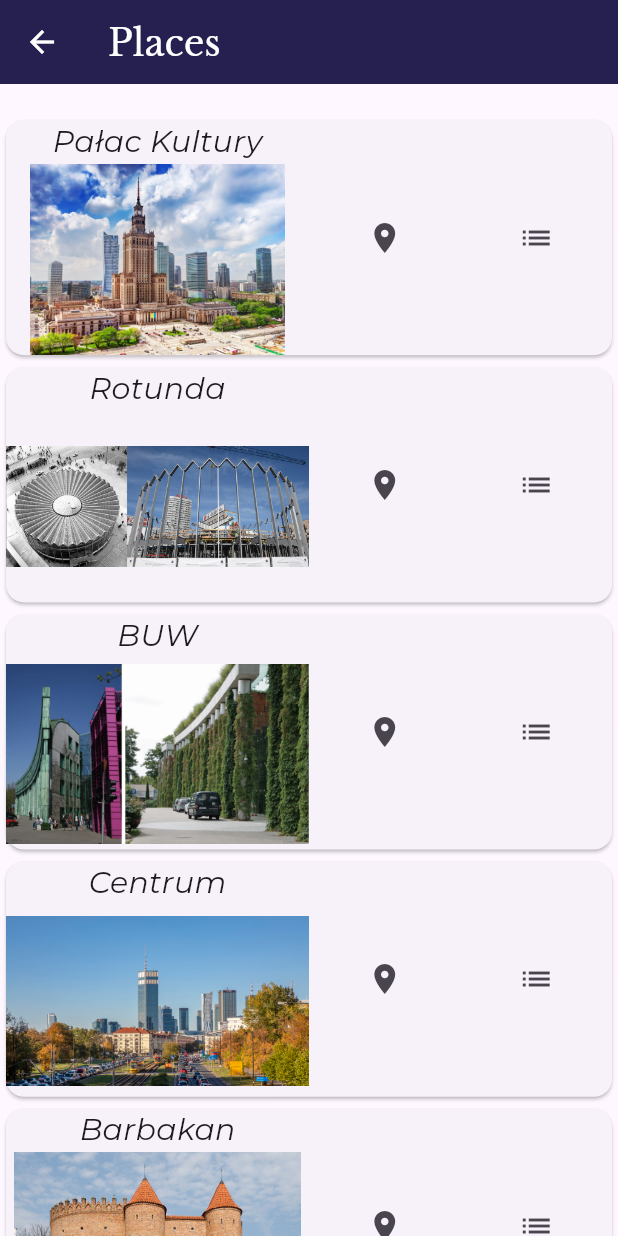
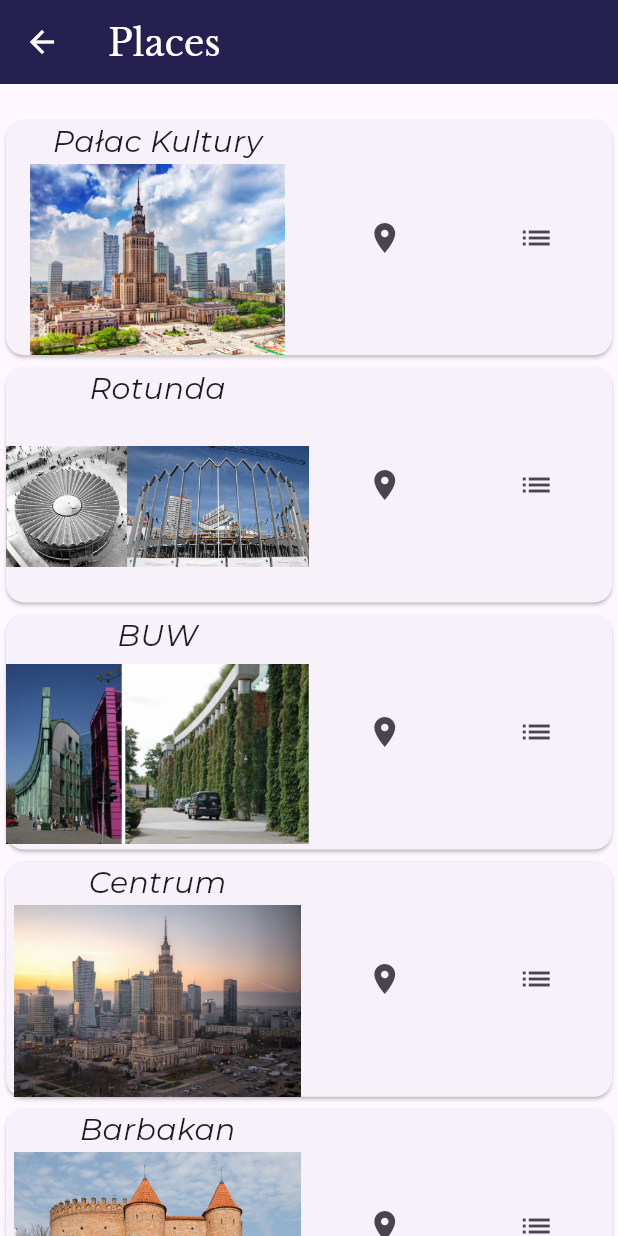
Before and after one commit to SmartCityPW/projekt-it, a Flutter app: the PlacesPage screen opened directly, on a phone screen of 412 x 824 dp. Run offline on Flutter 3.47's test engine with Material 3 defaults, Android fonts, the phone set to English and light mode, and no system bars; our stand-ins replace camera, carousel_slider, flutter_svg, geolocator; missing offline and left inert: map_launcher; project files that could hold a hidden picture were left out.

Commit message:
Uploaded more images

```diff
--- a/lib/placeData.dart
+++ b/lib/placeData.dart
@@ -23,9 +23,17 @@
 List<PlaceData> placesData = [
   PlaceData(
       "Pałac Kultury",
-      ["lib/assets/palac_kultury.jpeg", "lib/assets/palac_kultury_stare.jpg"],
+      [
+        "lib/assets/palac_kultury.jpeg",
+        "lib/assets/palac_kultury_stare.jpg",
+        "lib/assets/palac_kultury_stare2.jpg"
+      ],
       "The Palace of Culture and Science, located in Warsaw, Poland, is an iconic symbol of the city's skyline. Standing at over 230 meters tall, it is the tallest building in Poland and one of the tallest in Europe. Built in the 1950s, it was a gift from the Soviet Union to the Polish people. The architecture reflects a mix of Socialist Realism and Polish historicism, with intricate detailing on its façade. Today, the Palace serves as a cultural hub, housing theaters, museums, cinemas, and other cultural institutions. Visitors can enjoy panoramic views of Warsaw from its observation deck. Despite its controversial history, the Palace remains a significant landmark, both architecturally and culturally, representing the resilience and heritage of Warsaw. Its imposing presence continues to evoke both awe and debate among locals and tourists alike.",
-      ["cool", "brudny", "wysoki", "komunistyczny"],
+      [
+        "Gifted by Stalin to Poland as a symbol of friendship!",
+        "Tallest building in Poland, once the tallest in Europe!",
+        "Offers a diverse range of facilities, from theaters to swimming pools!"
+      ],
       "1952 r.",
       "Plac Defilad",
       "1",
@@ -33,9 +41,17 @@
       20),
   PlaceData(
       "Rotunda",
-      ["lib/assets/rotunda.jpg", "lib/assets/rotunda_stare.jpg"],
+      [
+        "lib/assets/rotunda.jpg",
+        "lib/assets/rotunda_stare.jpg",
+        "lib/assets/rotunda_stare2.jpg"
+      ],
       "The Rotunda of Warsaw, also known as the Rotunda of the Mostowski Palace, is a historic building located in the heart of Warsaw, Poland. Originally constructed in the late 18th century, it served various purposes over the years, including as a residence for noble families and as a bank. However, it gained particular significance during the communist era when it became infamous as a site for secret police activities and political repression. The building's cylindrical shape and distinctive architecture make it stand out among the surrounding structures. Despite its troubled past, the Rotunda has been preserved as a reminder of Poland's complex history and is now used for cultural events, exhibitions, and as a venue for public discussions. It serves as a symbol of resilience and the ongoing quest for freedom and democracy in Warsaw.",
-      ["cool", "okrągła", "bank"],
+      [
+        "Once a covert hub for secret police activities!",
+        "Its unique circular shape sets it apart in Warsaw's skyline!",
+        "Originally a bustling bank, now transformed into a cultural hotspot!"
+      ],
       "2000 r.",
       "Marszałkowska",
       "159",
@@ -45,9 +61,15 @@
       "BUW",
       [
         "lib/assets/buw.png",
+        "lib/assets/buw_stare.png",
+        "lib/assets/buw_stare2.png"
       ],
       "The University of Warsaw Library (BUW), situated in Warsaw, Poland, is a striking modern architectural marvel. Designed by architects Marek Budzyński and Zbigniew Badowski, it was completed in 1999 and stands as one of the most recognizable landmarks in the city. The building's unique design features a glass façade adorned with irregularly shaped aluminum panels, creating a visually stunning effect. Inside, the library houses a vast collection of books, journals, and multimedia resources, serving as a vital academic and cultural hub for students, researchers, and the general public alike. With its spacious reading rooms, state-of-the-art facilities, and panoramic views of the city, BUW provides an inspiring environment for learning and exploration. Additionally, its rooftop garden offers a serene oasis amidst the urban landscape, making it a popular spot for relaxation and contemplation. As a beacon of knowledge and innovation, the University of Warsaw Library embodies the spirit of intellectual pursuit and academic excellence in the heart of Poland's capital.",
-      ["duzy", "zielony", "książki", "BUW jest duzy i zielony <3"],
+      [
+        "Houses a vast collection of knowledge and resources!",
+        "Its modern design with a glass facade is a standout in Warsaw!",
+        "Features a serene rooftop garden, perfect for relaxation and inspiration!"
+      ],
       "1993 r.",
       "Dolna",
       "5",
@@ -55,9 +77,18 @@
       21.4),
   PlaceData(
       "Centrum",
-      ["lib/assets/centrum.jpg"],
+      [
+        "lib/assets/centrum.jpg",
+        "lib/assets/centrum2.jpeg",
+        "lib/assets/centrum_stare.jpg",
+        "lib/assets/centrum_stare2.jpg"
+      ],
       "The center of Warsaw, often referred to as 'Centrum', is the bustling heart of Poland's capital city. This vibrant district is characterized by its mix of modern skyscrapers, historic landmarks, cultural institutions, and lively streets. At its core lies the iconic Palace of Culture and Science, a towering symbol of Warsaw's skyline. Surrounding the Palace, visitors can explore the bustling streets filled with shops, restaurants, and cafes, offering a taste of both traditional Polish cuisine and international flavors. The area is also home to numerous cultural attractions, including museums, galleries, and theaters, where visitors can delve into Warsaw's rich history and vibrant arts scene. Centrum is not only a hub of commerce and culture but also a dynamic urban space where locals and tourists come together to experience the energy and diversity of Poland's capital city. Whether wandering through historic squares, admiring modern architecture, or enjoying a leisurely stroll along the Vistula River, Centrum Warsaw offers something for everyone to discover and enjoy.",
-      ["długa ulica na zdjeciu", "to widok na centrum a nie centrum"],
+      [
+        "Home to the iconic Palace of Culture and Science!",
+        "A vibrant mix of modern skyscrapers and historic landmarks!",
+        "Buzzing with cultural institutions, restaurants, and shops!"
+      ],
       "1700 r.",
       "Jana Pawła",
       "20",
@@ -65,9 +96,13 @@
       20.7),
   PlaceData(
       "Barbakan",
-      ["lib/assets/barbakan.jpg"],
+      ["lib/assets/barbakan.jpg", "lib/assets/barbakan_stare.jpg"],
       "The Barbican of Warsaw, known as 'Barbakan' in Polish, stands as a testament to the city's medieval fortifications. Built in the 16th century as part of the defensive walls surrounding Warsaw's Old Town, it served as a key defensive structure protecting the city from invaders. Constructed in a distinctive circular shape with thick walls and defensive towers, the Barbican exemplifies Renaissance military architecture. Over the centuries, as warfare evolved, its military significance waned, and it was eventually incorporated into the city's urban fabric. Despite suffering damage during wars and conflicts, extensive restoration efforts in the 20th century have preserved its historic charm. Today, the Barbican serves as a popular tourist attraction and a symbol of Warsaw's resilience and heritage. Visitors can explore its interior, which houses exhibitions on medieval warfare and the history of Warsaw's fortifications. Surrounding the Barbican, the picturesque Old Town Square invites visitors to stroll along cobblestone streets lined with colorful buildings, cafes, and shops, offering a glimpse into Warsaw's storied past and vibrant present.",
-      ["mury", "obok starówki"],
+      [
+        "Part of Warsaw's medieval fortifications!",
+        "Built in the 16th century in the distinctive Renaissance style!",
+        "Now serves as a historical landmark and venue for exhibitions!"
+      ],
       "XV - XVI w.",
       "Świętojańska",
       "3",
@@ -77,7 +112,11 @@
       "Kamienica",
       ["lib/assets/kamienica.jpg"],
       "The tenement house is situated in the heart of the Old Town in Warsaw, serving as a remarkable example of surviving historic architecture despite the ravages of World War II. Built in the 18th century in the Baroque style, it captivates with its rich architectural detail. The facade of the tenement house is adorned with intricate sculptures and decorations, giving it a unique character. Inside, the interiors preserve the spirit of past epochs, retaining original elements such as ornate stuccowork, wooden ceiling beams, and stylish fireplaces. The rooms are furnished in a classical style, creating an atmosphere of elegance and refinement. Thanks to its exceptional location, the tenement house offers its residents not only the charm of the historic Old Town but also proximity to numerous restaurants, cafes, and art galleries. It is an ideal place for those who appreciate both the historic allure and the convenience of contemporary urban life.",
-      ["budynek", "okrągły"],
+      [
+        "Boasts a fascinating history dating back to various centuries!",
+        "Its architecture features a unique blend of traditional Polish and modernist styles!",
+        "Nowadays, it serves as a hub for cultural events, offices, and residential apartments, adding to Warsaw's diverse urban landscape!"
+      ],
       "1970 r.",
       "Dworkowa",
       "11",
@@ -85,9 +124,19 @@
       20.19),
   PlaceData(
       "Starówka",
-      ["lib/assets/starowka.jpg", "lib/assets/nowy_swiat_stare.jpg"],
+      [
+        "lib/assets/starowka.jpg",
+        "lib/assets/starowka_stare.jpg",
+        "lib/assets/starowka_stare.2jpg",
+        "lib/assets/starowka_stare3.jpg",
+        "lib/assets/starowka_stare4.jpg"
+      ],
       "'Starówka' is the Polish term for the Old Town, and Warsaw's Old Town is a captivating district steeped in history and charm. It's a UNESCO World Heritage Site, meticulously reconstructed after the devastation of World War II to recapture its medieval character. Cobblestone streets wind through a maze of colorful buildings adorned with ornate facades and picturesque courtyards, evoking a sense of centuries past. The centerpiece is the historic Market Square, bustling with activity and lined with cafes and shops offering traditional Polish fare and artisanal crafts. Dominating the skyline is the Royal Castle, a majestic symbol of Poland's monarchy and resilience. Visitors can explore historic churches, museums, and galleries, or simply wander the winding alleys to soak in the atmosphere. Whether by day, when street performers entertain crowds, or by night, when the illuminated buildings cast a magical glow, the Old Town of Warsaw is a timeless treasure waiting to be discovered.",
-      ["nowy świat", "dużo sklepów"],
+      [
+        "Designated as a UNESCO World Heritage Site for its historical significance!",
+        "Meticulously reconstructed after World War II to preserve its medieval character!",
+        "Home to the iconic Royal Castle and bustling Market Square, offering a glimpse into Warsaw's rich past!"
+      ],
       "XVIII w.",
       "Nowy Świat",
       "1",
```
Also changed, not shown: lib/assets/barbakan_stare.jpg (added), lib/assets/buw_stare.png (added), lib/assets/buw_stare2.png (added), lib/assets/centrum.jpg, lib/assets/centrum2.jpeg (added), lib/assets/centrum_stare.jpg (added), lib/assets/centrum_stare2.jpg (added), lib/assets/nowy_swiat_stare2.jpg (added), lib/assets/palac_kultury_stare2.jpg (added), lib/assets/rotunda_stare2.jpg (added), lib/assets/starowka_stare.jpg (added), lib/assets/starowka_stare2.jpg (added), lib/assets/starowka_stare3.jpg (added), lib/assets/starowka_stare4.jpg (added).
